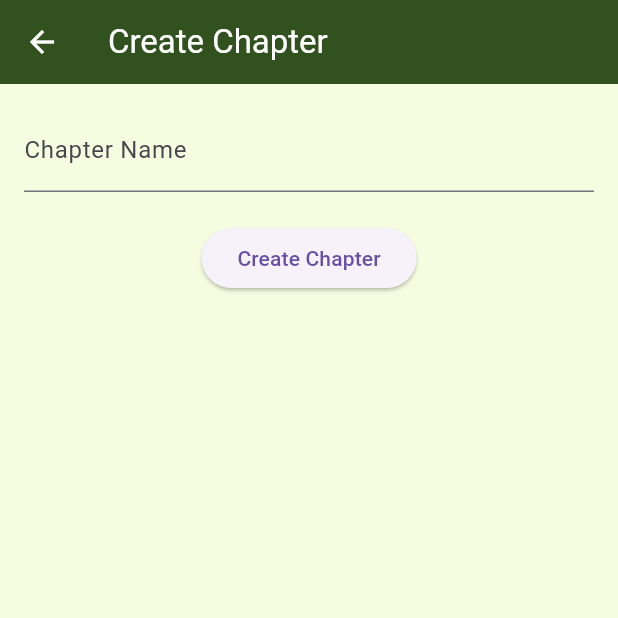
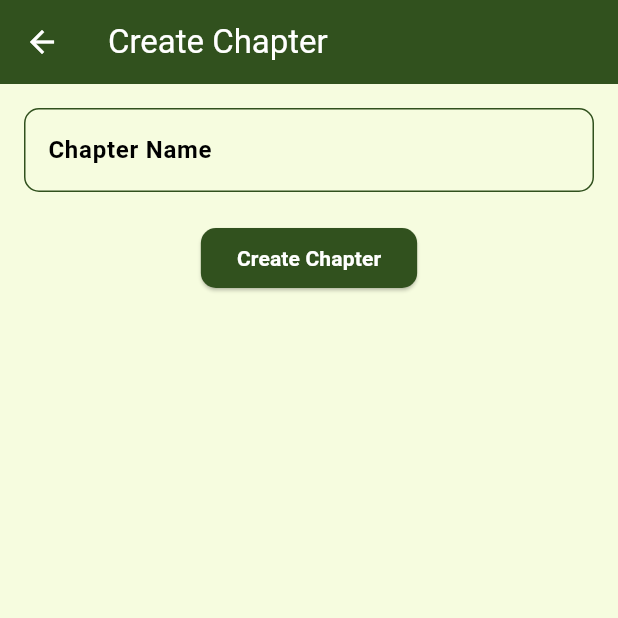
Before and after one commit to Muhammadsaqibsharif/kaar_e_kamal, a Flutter app: the CreateChapterScreen screen opened by its route, on a phone screen of 412 x 824 dp, the top half of it. Run offline on Flutter 3.47's test engine with Material 3 defaults, Android fonts, the phone set to English and light mode, and no system bars; our stand-ins replace carousel_slider, share_plus, shared_preferences; accounts and stored records are empty.

Commit message:
Input Field Formatting changes

```diff
--- a/lib/screens/superAdmin/dashboard_screen.dart
+++ b/lib/screens/superAdmin/dashboard_screen.dart
@@ -52,7 +52,7 @@ class DashboardScreen extends StatelessWidget {
                   // }),
                   _buildFeatureTile(context,
                       title: 'Access Control',
-                      icon: Icons.access_alarm, onTap: () {
+                      icon: Icons.settings_accessibility, onTap: () {
                     Navigator.pushNamed(
                         context, RouteNames.AccessControlScreen);
                   }),
--- a/lib/widgets/superAdmin/chapter_management/chapter_form.dart
+++ b/lib/widgets/superAdmin/chapter_management/chapter_form.dart
@@ -1,4 +1,3 @@
-// widgets/superAdmin/chapter_management/chapter_form.dart
 import 'package:flutter/material.dart';
 
 class ChapterForm extends StatefulWidget {
@@ -12,12 +11,32 @@ class _ChapterFormState extends State<ChapterForm> {
 
   @override
   Widget build(BuildContext context) {
+    bool isDarkMode = Theme.of(context).brightness == Brightness.dark;
     return Form(
       key: _formKey,
       child: Column(
         children: [
           TextFormField(
-            decoration: InputDecoration(labelText: 'Chapter Name'),
+            decoration: InputDecoration(
+              labelText: 'Chapter Name',
+              labelStyle: TextStyle(
+                color: isDarkMode ? Colors.white : Colors.black,
+                fontWeight: FontWeight.bold,
+              ),
+              hintText: 'Enter chapter name',
+              hintStyle: TextStyle(
+                color: isDarkMode ? Colors.white70 : Colors.black54,
+              ),
+              enabledBorder: OutlineInputBorder(
+                borderRadius: BorderRadius.circular(10),
+                borderSide: BorderSide(color: Theme.of(context).primaryColor),
+              ),
+              focusedBorder: OutlineInputBorder(
+                borderRadius: BorderRadius.circular(10),
+                borderSide:
+                    BorderSide(color: Theme.of(context).primaryColorDark),
+              ),
+            ),
             validator: (value) {
               if (value == null || value.isEmpty) {
                 return 'Please enter a chapter name';
@@ -28,16 +47,54 @@ class _ChapterFormState extends State<ChapterForm> {
           ),
           SizedBox(height: 20),
           ElevatedButton(
+            style: ElevatedButton.styleFrom(
+              backgroundColor: Theme.of(context).primaryColor,
+              shape: RoundedRectangleBorder(
+                  borderRadius: BorderRadius.circular(10)),
+            ),
             onPressed: () {
               if (_formKey.currentState!.validate()) {
                 _formKey.currentState!.save();
                 // Handle form submission
               }
             },
-            child: Text('Create Chapter'),
+            child: Text(
+              'Create Chapter',
+              style:
+                  TextStyle(color: Colors.white, fontWeight: FontWeight.bold),
+            ),
           ),
         ],
       ),
     );
   }
 }
+
+class ChapterCard extends StatelessWidget {
+  final String chapterName;
+
+  const ChapterCard({required this.chapterName});
+
+  @override
+  Widget build(BuildContext context) {
+    bool isDarkMode = Theme.of(context).brightness == Brightness.dark;
+    return Card(
+      color: Theme.of(context).scaffoldBackgroundColor,
+      shape: RoundedRectangleBorder(borderRadius: BorderRadius.circular(10)),
+      child: ListTile(
+        title: Text(
+          chapterName,
+          style: TextStyle(
+            fontWeight: FontWeight.bold,
+            fontSize: 16,
+            color: isDarkMode ? Colors.white : Colors.black,
+          ),
+        ),
+        trailing: Icon(
+          Icons.arrow_forward_ios,
+          color: Theme.of(context).primaryColor,
+        ),
+      ),
+    );
+  }
+}
```
Also changed, not shown: lib/widgets/superAdmin/chapter_management/chapter_card.dart (+14 -3 lines).
